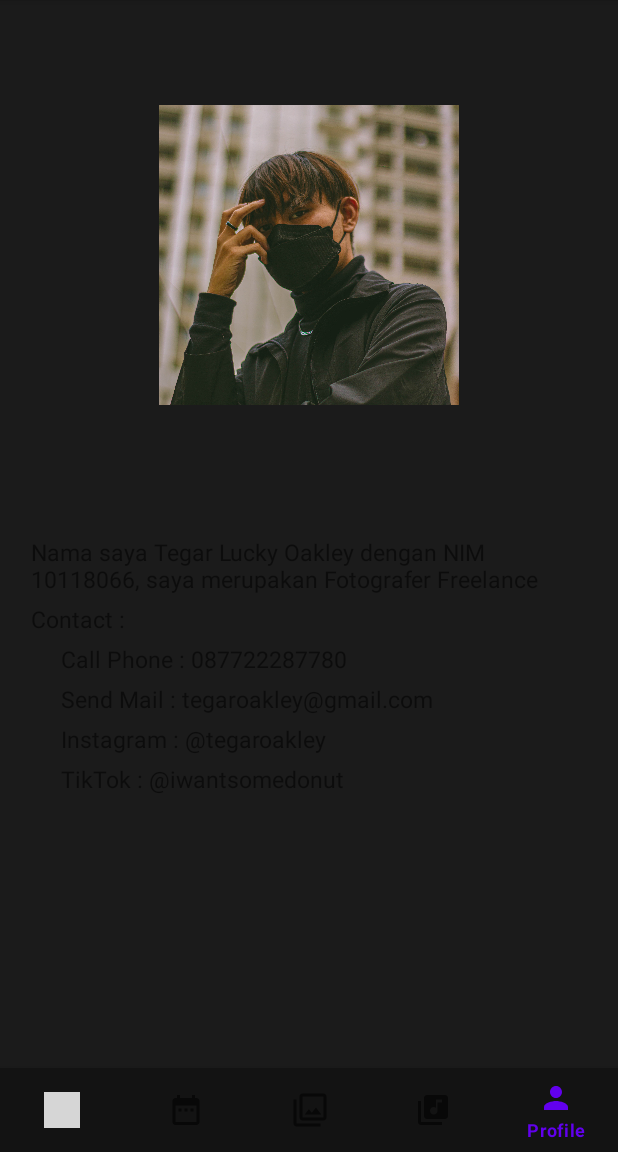
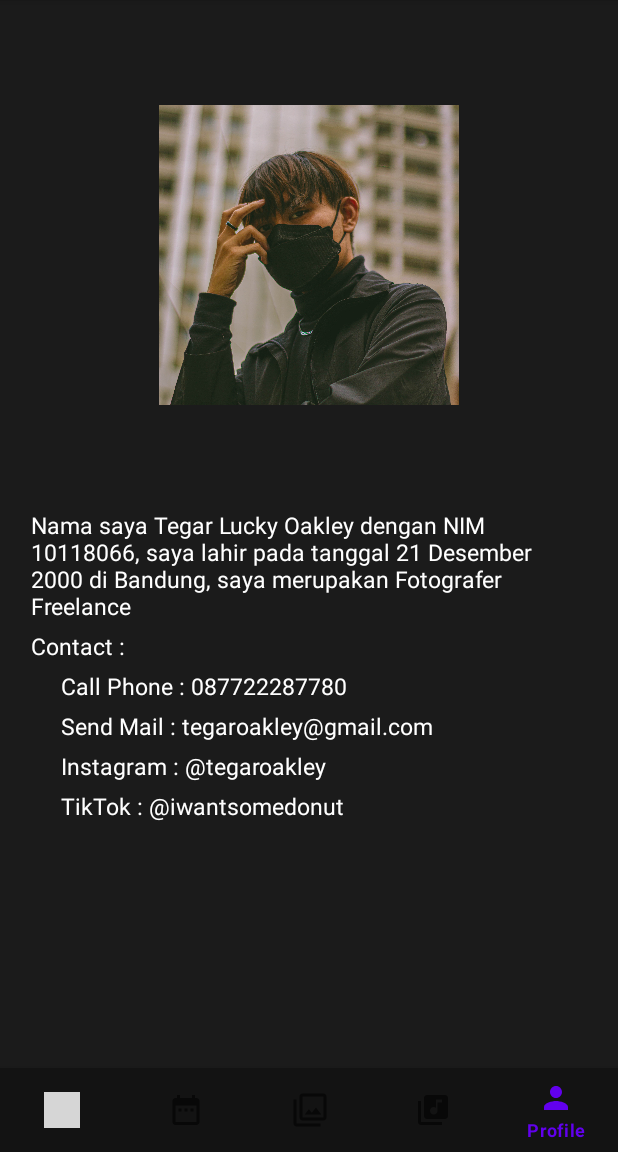
Before and after one commit to tegaroakley/MyAppsUTS, an Android app: the FifthFragment screen opened through its navigation route, on a phone screen of 412 x 824 dp, the part 84-1236 px from its top. Run offline under Robolectric (Android 15) with nearby library versions, the phone set to English and light mode, and no system bars; our stand-ins replace navigation-ui; grey boxes are pictures that could not be loaded.

Commit message:
sudah lumayan menyerah karena aplikasi ga jalan :')

```diff
--- a/app/src/main/res/layout/fragment_fifth.xml
+++ b/app/src/main/res/layout/fragment_fifth.xml
@@ -23,12 +23,14 @@
 
 
         <TextView
+            android:textColor="@color/colorWhite"
             android:layout_width="350dp"
             android:layout_height="wrap_content"
-            android:text="Nama saya Tegar Lucky Oakley dengan NIM 10118066, saya merupakan Fotografer Freelance"
+            android:text="Nama saya Tegar Lucky Oakley dengan NIM 10118066, saya lahir pada tanggal 21 Desember 2000 di Bandung, saya merupakan Fotografer Freelance"
             android:textSize="15dp"></TextView>
 
         <TextView
+            android:textColor="@color/colorWhite"
             android:layout_marginTop="5dp"
             android:layout_width="350dp"
             android:layout_height="wrap_content"
@@ -36,6 +38,7 @@
             android:textSize="15dp"></TextView>
 
         <TextView
+            android:textColor="@color/colorWhite"
             android:layout_marginTop="5dp"
             android:layout_marginLeft="20dp"
             android:layout_width="350dp"
@@ -44,6 +47,7 @@
             android:textSize="15dp"></TextView>
 
         <TextView
+            android:textColor="@color/colorWhite"
             android:layout_marginTop="5dp"
             android:layout_marginLeft="20dp"
             android:layout_width="350dp"
@@ -52,6 +56,7 @@
             android:textSize="15dp"></TextView>
 
         <TextView
+            android:textColor="@color/colorWhite"
             android:layout_marginTop="5dp"
             android:layout_marginLeft="20dp"
             android:layout_width="350dp"
@@ -60,6 +65,7 @@
             android:textSize="15dp"></TextView>
 
         <TextView
+            android:textColor="@color/colorWhite"
             android:layout_marginTop="5dp"
             android:layout_marginLeft="20dp"
             android:layout_width="350dp"
@@ -68,10 +74,10 @@
             android:textSize="15dp"></TextView>
 
 
-
     </LinearLayout>
 
     <TextView
+        android:textColor="@color/colorWhite"
         android:layout_gravity="bottom"
         android:layout_width="350dp"
         android:layout_height="wrap_content"
--- a/app/src/main/res/layout/fragment_first.xml
+++ b/app/src/main/res/layout/fragment_first.xml
@@ -22,35 +22,41 @@
 
 
         <TextView
+            android:textColor="@color/colorWhite"
             android:layout_width="350dp"
             android:layout_height="wrap_content"
             android:text="Nama saya Tegar Lucky Oakley dengan NIM 10118066, saya lahir pada tanggal 21 Desember 2000 di Bandung, saya merupakan Fotografer Freelance"
             android:textSize="15dp"></TextView>
         <TextView
+            android:textColor="@color/colorWhite"
             android:layout_marginTop="10dp"
             android:layout_width="350dp"
             android:layout_height="wrap_content"
             android:text="Hobby : Fotografi, Membaca, Main Games"
             android:textSize="15dp"></TextView>
         <TextView
+            android:textColor="@color/colorWhite"
             android:layout_marginTop="10dp"
             android:layout_width="350dp"
             android:layout_height="wrap_content"
             android:text="Makanan Kesukaan : Ramen"
             android:textSize="15dp"></TextView>
         <TextView
+            android:textColor="@color/colorWhite"
             android:layout_marginTop="10dp"
             android:layout_width="350dp"
             android:layout_height="wrap_content"
             android:text="Minuman Kesukaan : Susu Coklat"
             android:textSize="15dp"></TextView>
         <TextView
+            android:textColor="@color/colorWhite"
             android:layout_marginTop="10dp"
             android:layout_width="350dp"
             android:layout_height="wrap_content"
             android:text="Interest : Saya suka sama cewe bukan cowo"
             android:textSize="15dp"></TextView>
         <TextView
+            android:textColor="@color/colorWhite"
             android:layout_marginTop="10dp"
             android:layout_width="350dp"
             android:layout_height="wrap_content"
```
